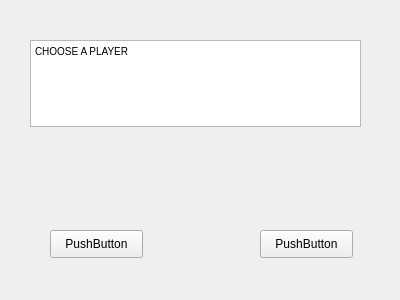
The window that selection.ui (AhmedBoukhousse/9-Men-s-Morris-Mill) describes before a commit, drawn with Qt 5.
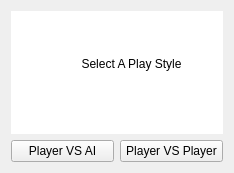
The same window after the commit.

Diff of the .ui file:
```diff
--- a/selection.ui
+++ b/selection.ui
@@ -6,56 +6,52 @@
    <rect>
     <x>0</x>
     <y>0</y>
-    <width>400</width>
-    <height>300</height>
+    <width>234</width>
+    <height>173</height>
    </rect>
   </property>
   <property name="windowTitle">
    <string>Form</string>
   </property>
-  <widget class="QPushButton" name="pushButton">
-   <property name="geometry">
-    <rect>
-     <x>260</x>
-     <y>230</y>
-     <width>93</width>
-     <height>28</height>
-    </rect>
-   </property>
-   <property name="text">
-    <string>PushButton</string>
-   </property>
-  </widget>
-  <widget class="QPushButton" name="pushButton_2">
-   <property name="geometry">
-    <rect>
-     <x>50</x>
-     <y>230</y>
-     <width>93</width>
-     <height>28</height>
-    </rect>
-   </property>
-   <property name="text">
-    <string>PushButton</string>
-   </property>
-  </widget>
-  <widget class="QTextEdit" name="textEdit">
-   <property name="geometry">
-    <rect>
-     <x>30</x>
-     <y>40</y>
-     <width>331</width>
-     <height>87</height>
-    </rect>
-   </property>
-   <property name="html">
-    <string>&lt;!DOCTYPE HTML PUBLIC &quot;-//W3C//DTD HTML 4.0//EN&quot; &quot;http://www.w3.org/TR/REC-html40/strict.dtd&quot;&gt;
-&lt;html&gt;&lt;head&gt;&lt;meta name=&quot;qrichtext&quot; content=&quot;1&quot; /&gt;&lt;style type=&quot;text/css&quot;&gt;
-p, li { white-space: pre-wrap; }
-&lt;/style&gt;&lt;/head&gt;&lt;body style=&quot; font-family:'MS Shell Dlg 2'; font-size:7.8pt; font-weight:400; font-style:normal;&quot;&gt;
-&lt;p style=&quot; margin-top:0px; margin-bottom:0px; margin-left:0px; margin-right:0px; -qt-block-indent:0; text-indent:0px;&quot;&gt;CHOOSE A PLAYER&lt;/p&gt;&lt;/body&gt;&lt;/html&gt;</string>
-   </property>
-  </widget>
+  <layout class="QGridLayout" name="gridLayout">
+   <item row="2" column="1">
+    <widget class="QPushButton" name="pushButton_2">
+     <property name="text">
+      <string>Player VS Player</string>
+     </property>
+    </widget>
+   </item>
+   <item row="2" column="0">
+    <widget class="QPushButton" name="pushButton">
+     <property name="text">
+      <string>Player VS AI</string>
+     </property>
+    </widget>
+   </item>
+   <item row="0" column="0" colspan="2">
+    <widget class="QPlainTextEdit" name="plainTextEdit">
+     <property name="autoFillBackground">
+      <bool>true</bool>
+     </property>
+     <property name="frameShape">
+      <enum>QFrame::NoFrame</enum>
+     </property>
+     <property name="frameShadow">
+      <enum>QFrame::Plain</enum>
+     </property>
+     <property name="plainText">
+      <string>
+
+
+                    Select A Play Style
+</string>
+     </property>
+     <property name="textInteractionFlags">
+      <set>Qt::NoTextInteraction</set>
+     </property>
+    </widget>
+   </item>
+  </layout>
  </widget>
  <resources/>
  <connections/>
```
